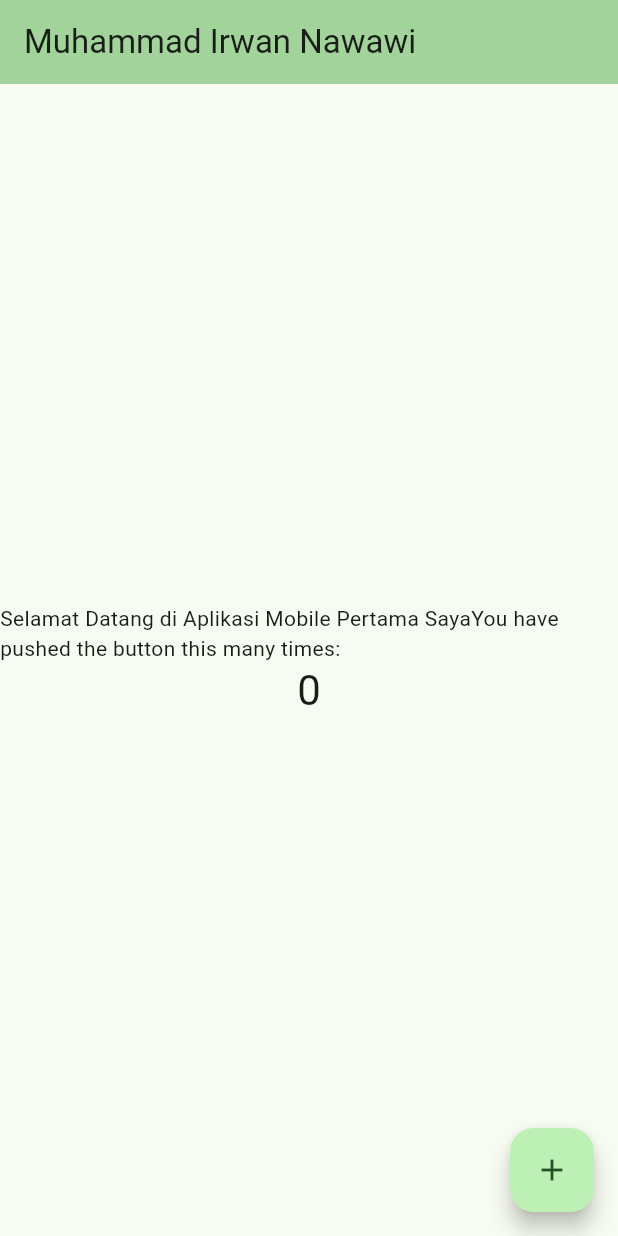
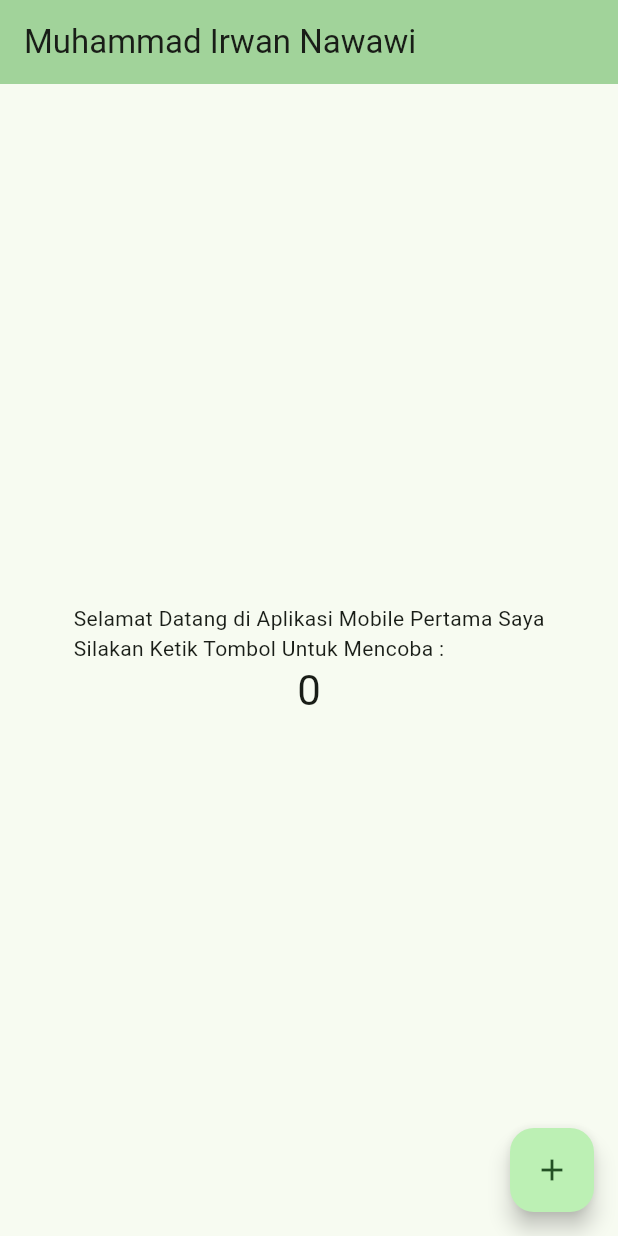
Before and after one commit to IrwanNa/tgsIndividu-Mobile, a Flutter app: the screen it shows after launch, on a phone screen of 412 x 824 dp. Run offline on Flutter 3.47's test engine with Material 2 defaults, Android fonts, the phone set to English and light mode, and no system bars.

Commit message:
edit content

```diff
--- a/prog_flutter_pertama/lib/main.dart
+++ b/prog_flutter_pertama/lib/main.dart
@@ -106,8 +106,8 @@
           mainAxisAlignment: MainAxisAlignment.center,
           children: <Widget>[
             const Text(
-              'Selamat Datang di Aplikasi Mobile Pertama Saya'
-              'You have pushed the button this many times:',
+              'Selamat Datang di Aplikasi Mobile Pertama Saya\n'
+              'Silakan Ketik Tombol Untuk Mencoba :',
             ),
             Text(
               '$_counter',
```
